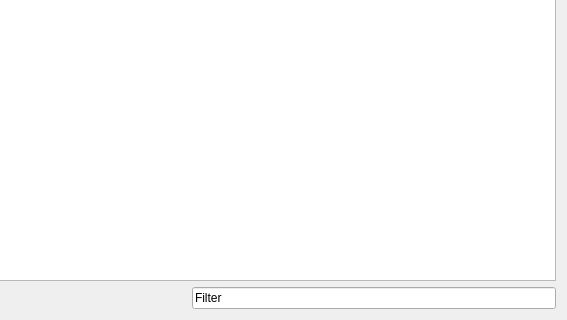
This is gui/forms/backupmanagerform.ui in codestation/qcma as Qt 5 draws it before an edit; both pictures show x 290 to 857 and y 158 to 478 of the 857 by 478 pixel window. The edited form follows.
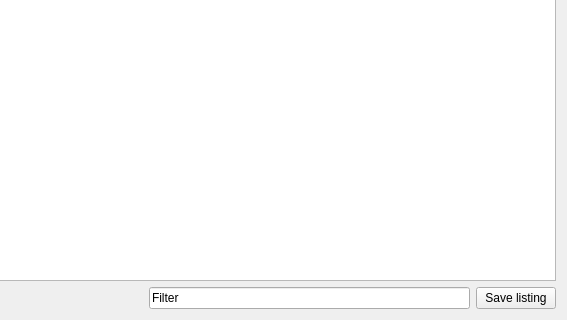
This is the edited form. Custom widgets are drawn as their Qt base class.

Commit message: Added button to save current listing to json.

```diff
--- a/gui/forms/backupmanagerform.ui
+++ b/gui/forms/backupmanagerform.ui
@@ -123,6 +123,13 @@
        </property>
       </widget>
      </item>
+     <item>
+      <widget class="QPushButton" name="saveButton">
+       <property name="text">
+        <string>Save listing</string>
+       </property>
+      </widget>
+     </item>
     </layout>
    </item>
   </layout>
```
The commit also changes 4 other files.
